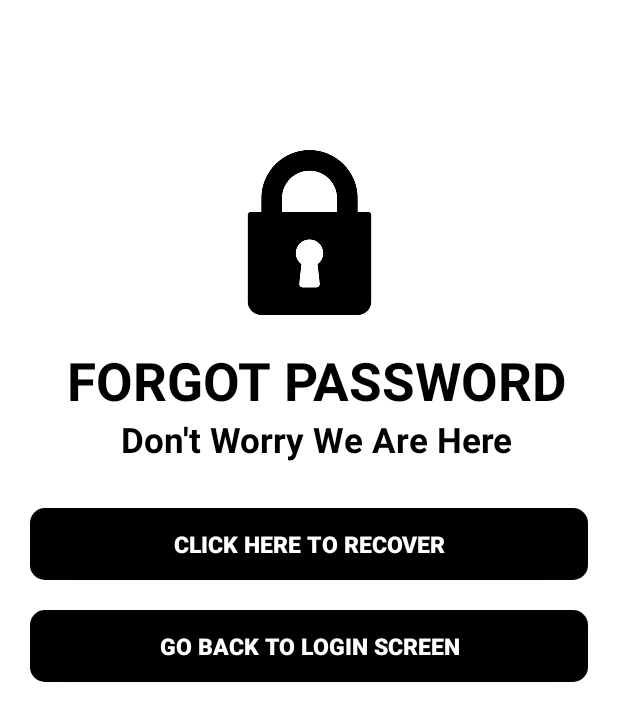
After one commit to aman2970/NoteLance, an Android app: the ForgotPasswordActivity screen opened directly, with no data from a screen before it, on a phone screen of 412 x 824 dp. The commit adds this screen. Shown: the top 721 px of the screen. Run offline under Robolectric (Android 15) with nearby library versions, the phone set to English and light mode, and no system bars.

Commit message:
forgot password ui done

```diff
--- a/app/src/main/AndroidManifest.xml
+++ b/app/src/main/AndroidManifest.xml
@@ -12,6 +12,13 @@
         android:supportsRtl="true"
         android:theme="@style/Theme.NoteLance"
         tools:targetApi="31">
+        <activity
+            android:name=".ForgotPasswordActivity"
+            android:exported="false">
+            <meta-data
+                android:name="android.app.lib_name"
+                android:value="" />
+        </activity>
         <activity
             android:name=".SignupActivity"
             android:exported="false">
--- /dev/null
+++ b/app/src/main/java/com/example/notelance/ForgotPasswordActivity.java
@@ -0,0 +1,35 @@
+package com.example.notelance;
+
+import androidx.appcompat.app.AppCompatActivity;
+import androidx.appcompat.widget.AppCompatButton;
+
+import android.content.Intent;
+import android.os.Bundle;
+import android.view.View;
+
+public class ForgotPasswordActivity extends AppCompatActivity {
+    private AppCompatButton forgot_password_button, go_back_button;
+
+    @Override
+    protected void onCreate(Bundle savedInstanceState) {
+        super.onCreate(savedInstanceState);
+        setContentView(R.layout.activity_forgot_password);
+
+        forgot_password_button = findViewById(R.id.forgot_password_button);
+        go_back_button = findViewById(R.id.go_back_button);
+
+        go_back_button.setOnClickListener(new View.OnClickListener() {
+            @Override
+            public void onClick(View view) {
+                Intent intent = new Intent(ForgotPasswordActivity.this, LoginActivity.class);
+                startActivity(intent);
+                finish();
+            }
+        });
+
+
+
+
+
+    }
+}
--- a/app/src/main/java/com/example/notelance/LoginActivity.java
+++ b/app/src/main/java/com/example/notelance/LoginActivity.java
@@ -17,6 +17,14 @@ public class LoginActivity extends AppCompatActivity {
         login_button = findViewById(R.id.login_button);
         new_user_button = findViewById(R.id.new_user_button);
 
+        login_button.setOnClickListener(new View.OnClickListener() {
+            @Override
+            public void onClick(View view) {
+                Intent intent = new Intent(LoginActivity.this,ForgotPasswordActivity.class);
+                startActivity(intent);
+            }
+        });
+
         new_user_button.setOnClickListener(new View.OnClickListener() {
             @Override
             public void onClick(View view) {
--- /dev/null
+++ b/app/src/main/res/layout/activity_forgot_password.xml
@@ -0,0 +1,86 @@
+<?xml version="1.0" encoding="utf-8"?>
+<androidx.constraintlayout.widget.ConstraintLayout xmlns:android="http://schemas.android.com/apk/res/android"
+    xmlns:app="http://schemas.android.com/apk/res-auto"
+    xmlns:tools="http://schemas.android.com/tools"
+    android:layout_width="match_parent"
+    android:layout_height="match_parent"
+    tools:context=".ForgotPasswordActivity">
+
+    <ImageView
+        android:id="@+id/forgot_lock_icon"
+        android:layout_width="@dimen/one_hundred_ten"
+        android:layout_height="@dimen/one_hundred_ten"
+        android:src="@drawable/lock"
+        android:layout_marginTop="@dimen/one_hundred"
+        app:layout_constraintStart_toStartOf="parent"
+        app:layout_constraintEnd_toEndOf="parent"
+        app:layout_constraintTop_toTopOf="parent"
+        />
+
+    <TextView
+        android:id="@+id/forgot_password_tv"
+        android:layout_width="0dp"
+        android:layout_height="wrap_content"
+        android:text="@string/forgot_password"
+        android:textSize="@dimen/thirty_five_sp"
+        android:textStyle="bold"
+        android:textColor="@color/black"
+        android:gravity="center"
+        android:layout_marginTop="@dimen/twenty"
+        android:layout_marginStart="@dimen/twenty"
+        android:layout_marginEnd="@dimen/ten"
+        app:layout_constraintStart_toStartOf="parent"
+        app:layout_constraintEnd_toEndOf="parent"
+        app:layout_constraintTop_toBottomOf="@id/forgot_lock_icon"/>
+
+    <TextView
+        android:id="@+id/description_tv"
+        android:layout_width="0dp"
+        android:layout_height="wrap_content"
+        android:text="@string/dont_worry"
+        android:textSize="@dimen/twenty_three_sp"
+        android:textStyle="bold"
+        android:textColor="@color/black"
+        android:gravity="center"
+        android:layout_marginStart="@dimen/twenty"
+        android:layout_marginEnd="@dimen/ten"
+        app:layout_constraintStart_toStartOf="parent"
+        app:layout_constraintEnd_toEndOf="parent"
+        app:layout_constraintTop_toBottomOf="@id/forgot_password_tv"/>
+
+
+    <androidx.appcompat.widget.AppCompatButton
+        android:id="@+id/forgot_password_button"
+        android:layout_width="match_parent"
+        android:layout_height="wrap_content"
+        android:background="@drawable/button_background"
+        android:text="@string/click_here_to_recover"
+        android:textColor="@color/white"
+        android:textStyle="bold"
+        android:gravity="center"
+        android:textSize="@dimen/fifteen_sp"
+        android:layout_marginTop="@dimen/thirty"
+        android:layout_marginStart="@dimen/twenty"
+        android:layout_marginEnd="@dimen/twenty"
+        app:layout_constraintStart_toStartOf="parent"
+        app:layout_constraintEnd_toEndOf="parent"
+        app:layout_constraintTop_toBottomOf="@id/description_tv"/>
+
+    <androidx.appcompat.widget.AppCompatButton
+        android:id="@+id/go_back_button"
+        android:layout_width="match_parent"
+        android:layout_height="wrap_content"
+        android:background="@drawable/button_background"
+        android:text="@string/go_back"
+        android:textColor="@color/white"
+        android:textStyle="bold"
+        android:gravity="center"
+        android:textSize="@dimen/fifteen_sp"
+        android:layout_marginTop="@dimen/twenty"
+        android:layout_marginStart="@dimen/twenty"
+        android:layout_marginEnd="@dimen/twenty"
+        app:layout_constraintStart_toStartOf="parent"
+        app:layout_constraintEnd_toEndOf="parent"
+        app:layout_constraintTop_toBottomOf="@id/forgot_password_button"/>
+
+</androidx.constraintlayout.widget.ConstraintLayout>
--- a/app/src/main/res/values/dimens.xml
+++ b/app/src/main/res/values/dimens.xml
@@ -18,4 +18,6 @@
     <dimen name="twenty">20dp</dimen>
     <dimen name="fifteen_sp">15sp</dimen>
     <dimen name="eighty">80dp</dimen>
+    <dimen name="thirty_five_sp">35sp</dimen>
+    <dimen name="twenty_three_sp">23sp</dimen>
 </resources>
--- a/app/src/main/res/values/strings.xml
+++ b/app/src/main/res/values/strings.xml
@@ -8,4 +8,8 @@
     <string name="new_user_dialog">New User! Want To Sign Up ?</string>
     <string name="sign_up">SIGN UP</string>
     <string name="already_have_account">Already Registered? Log In</string>
+    <string name="forgot_password">FORGOT PASSWORD</string>
+    <string name="click_here_to_recover">CLICK HERE TO RECOVER</string>
+    <string name="go_back">GO BACK TO LOGIN SCREEN</string>
+    <string name="dont_worry">Don\'t Worry We Are Here</string>
 </resources>
```
